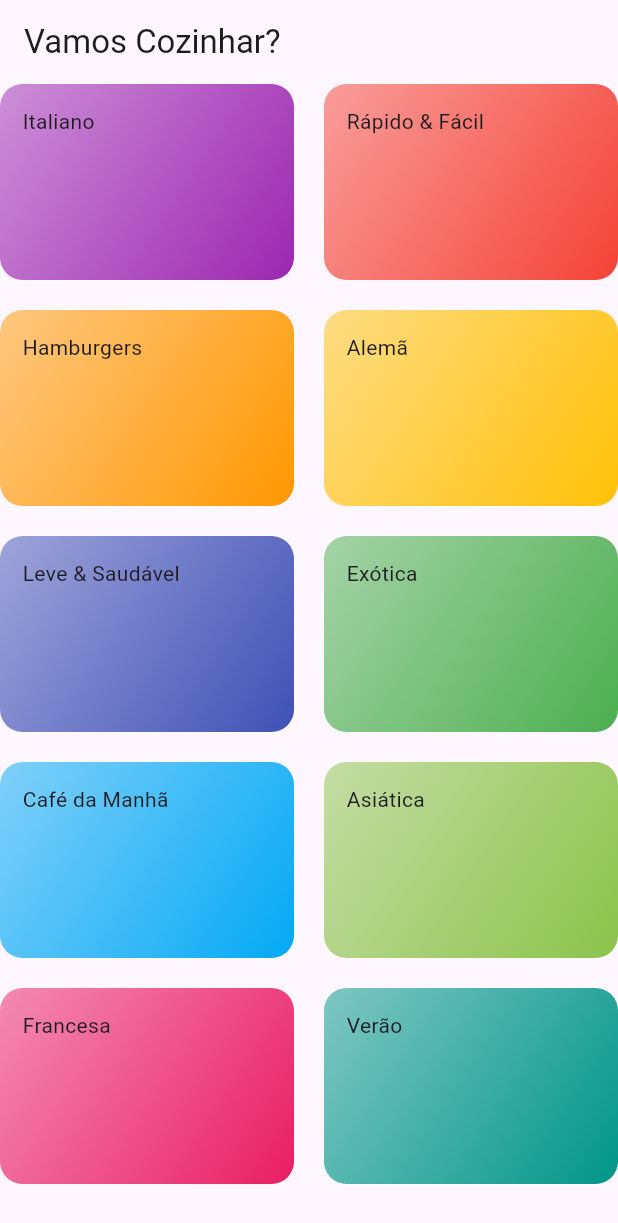
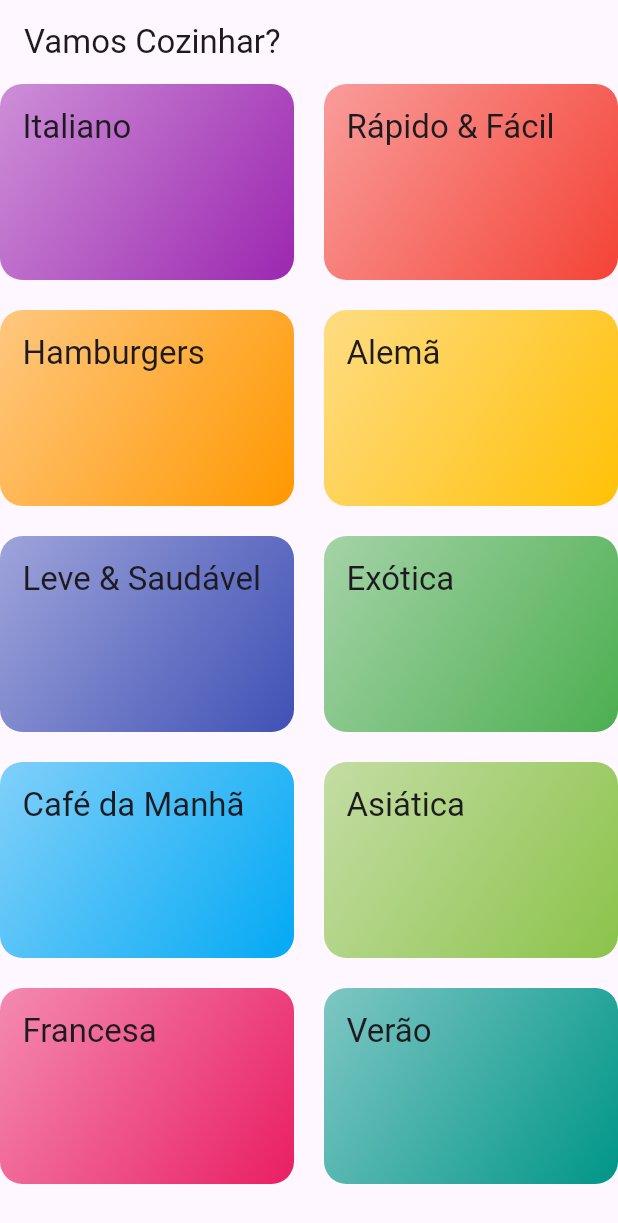
Before and after one commit to WagnerTerry/Refei-es, a Flutter app: the screen it shows after launch, on a phone screen of 412 x 824 dp. Shown: the top 1223 px of the screen. Run offline on Flutter 3.47's test engine with Material 3 defaults, Android fonts, the phone set to English and light mode, and no system bars.

Commit message:
feat: componente meal item

```diff
--- a/lib/components/category_item.dart
+++ b/lib/components/category_item.dart
@@ -1,13 +1,23 @@
 import 'package:flutter/material.dart';
+import 'package:meals/utils/app_routes.dart';
 import '../models/category.dart';
 
 class CategoryItem extends StatelessWidget {
   final Category category;
   const CategoryItem(this.category, {super.key});
 
+  void _selectCategory(BuildContext context) {
+    Navigator.of(context)
+        .pushNamed(AppRoutes.categoriesMeals, arguments: category);
+  }
+
   @override
   Widget build(BuildContext context) {
-    return Container(
+    return InkWell(
+      onTap: () => _selectCategory(context),
+      splashColor: Theme.of(context).colorScheme.primary,
+      borderRadius: BorderRadius.circular(15),
+      child: Container(
         padding: const EdgeInsets.all(15),
         decoration: BoxDecoration(
             borderRadius: BorderRadius.circular(15),
@@ -15,7 +25,11 @@ class CategoryItem extends StatelessWidget {
                 colors: [category.color.withOpacity(0.5), category.color],
                 begin: Alignment.topLeft,
                 end: Alignment.bottomRight)),
-      child: Text(category.title),
+        child: Text(
+          category.title,
+          style: Theme.of(context).textTheme.headline6,
+        ),
+      ),
     );
   }
 }
```
Also changed, not shown: lib/components/meal_item.dart (added, +82 -0 lines). Lines whose indentation alone changed are shown as unchanged.
